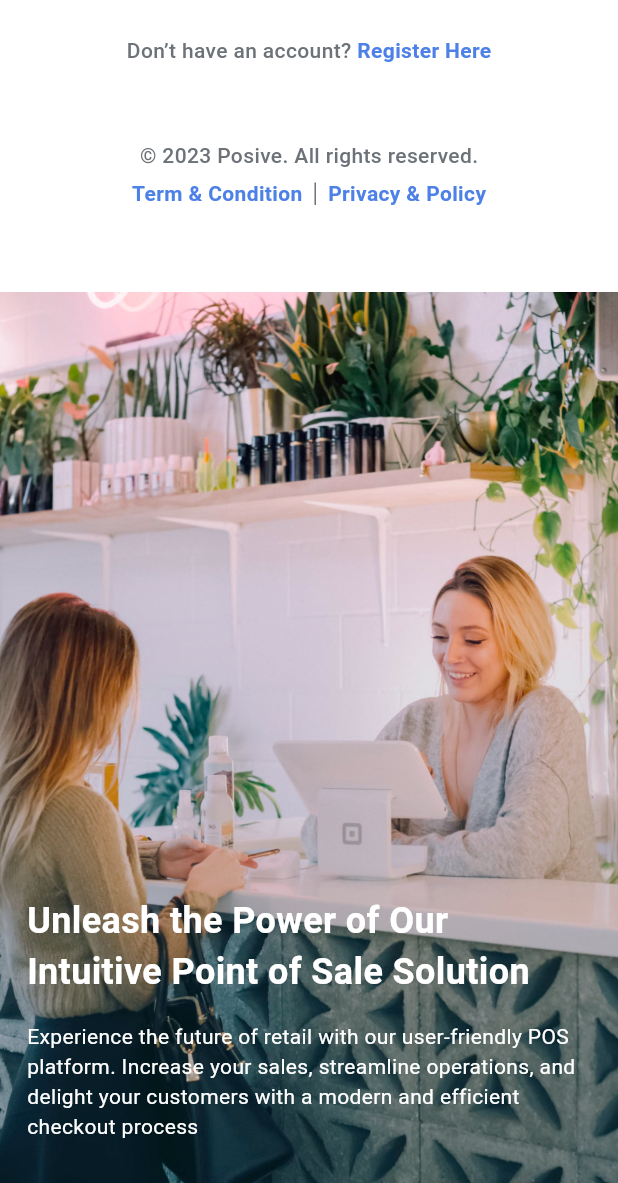
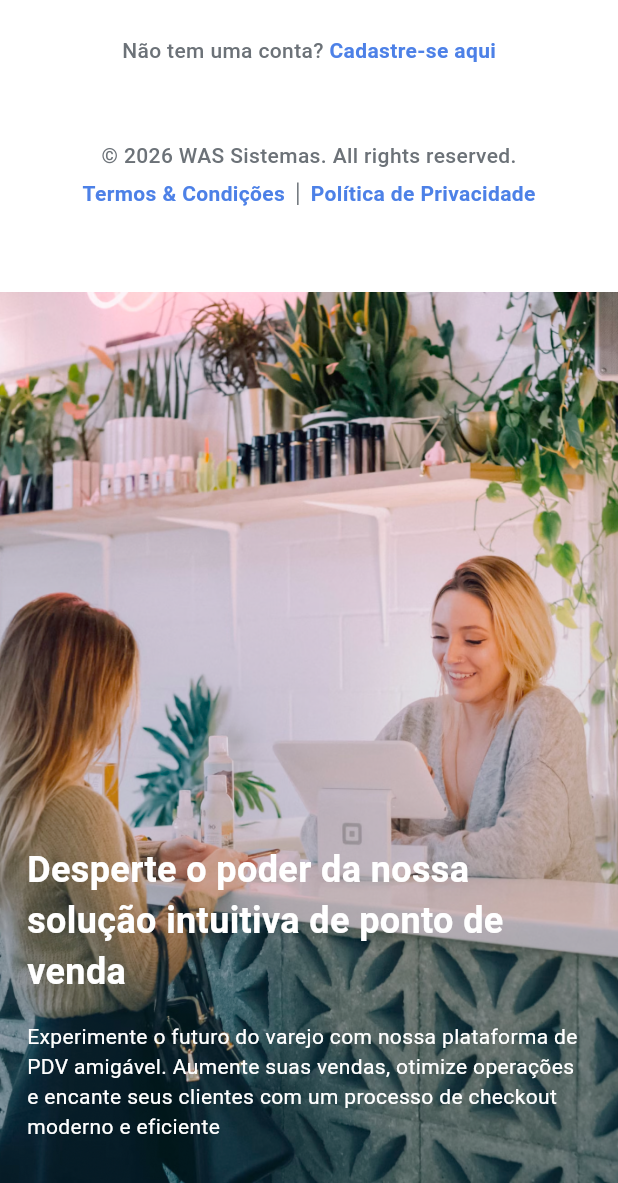
Before and after one commit to wellingtonasilva/tasko-mobile, a Flutter app: the screen it shows after launch, scrolled down 629 dp, on a phone screen of 412 x 824 dp, the part 53-1236 px from its top. Run offline on Flutter 3.47's test engine with Material 3 defaults, Android fonts, the phone set to English and light mode, and no system bars; drawn by our look-alikes of auto_size_text; our stand-ins replace dropdown_button2, fl_chart, flutter_dotenv, flutter_riverpod, font_awesome_flutter, go_router and 1 more; accounts and stored records are empty; Roboto replaces fonts that are missing (Manrope).

Commit message:
Inicio implmenetação do Login

```diff
--- a/lib/ui/feature/autenticacao/alterar_senha/create_new_password_v3_mobile_screen.dart
+++ b/lib/ui/feature/autenticacao/alterar_senha/create_new_password_v3_mobile_screen.dart
@@ -54,7 +54,7 @@ class CreateNewPasswordV3MobileScreen extends StatelessWidget {
                           Align(
                             alignment: Alignment.topLeft,
                             child: Text(
-                              'Create new password',
+                              'Criar nova senha',
                               style: kTestStyleBoldText24,
                             ),
                           ),
@@ -62,7 +62,7 @@ class CreateNewPasswordV3MobileScreen extends StatelessWidget {
                           Align(
                             alignment: Alignment.topLeft,
                             child: Text(
-                              'Let\'s create a new and more secure password',
+                              'Vamos criar uma nova senha mais segura',
                               style: kTestStyleMediumText14.copyWith(
                                 color: kColorStyleSecondinaryLight400,
                               ),
@@ -80,7 +80,7 @@ class CreateNewPasswordV3MobileScreen extends StatelessWidget {
                           ),
                           SizedBox(height: 24),
                           CustomButton(
-                            label: 'Continue',
+                            label: 'Continuar',
                             options: CustomButtonOptions(
                               color:
                                   kColorStylePrimaryNeutralPaletteDarkDefault,
@@ -118,7 +118,7 @@ class CreateNewPasswordV3MobileScreen extends StatelessWidget {
                             child: Column(
                               children: [
                                 Text(
-                                  '© 2023 Posive. All rights reserved.',
+                                  '© 2026 WAS Sistemas. All rights reserved.',
                                   style: kTestStyleMediumText14.copyWith(
                                     color: kColorStyleSecondinaryLight400,
                                   ),
@@ -130,7 +130,7 @@ class CreateNewPasswordV3MobileScreen extends StatelessWidget {
                             mainAxisAlignment: MainAxisAlignment.center,
                             children: [
                               Text(
-                                'Term & Condition',
+                                'Termos & Condições',
                                 style: kTestStyleBoldText14.copyWith(
                                   color: kColorStyleInformationDarkDefault,
                                 ),
@@ -145,7 +145,7 @@ class CreateNewPasswordV3MobileScreen extends StatelessWidget {
                                 ),
                               ),
                               Text(
-                                'Privacy & Policy',
+                                'Política de Privacidade',
                                 style: kTestStyleBoldText14.copyWith(
                                   color: kColorStyleInformationDarkDefault,
                                 ),
--- a/lib/ui/feature/autenticacao/alterar_senha/reset_password_success_v3_smartphone_screen.dart
+++ b/lib/ui/feature/autenticacao/alterar_senha/reset_password_success_v3_smartphone_screen.dart
@@ -51,7 +51,7 @@ class ResetPasswordSuccessV3SmartphoneScreen extends StatelessWidget {
                           Align(
                             alignment: Alignment.topLeft,
                             child: Text(
-                              'Reset password succesful',
+                              'Senha redefinida com sucesso',
                               style: kTestStyleBoldText24,
                             ),
                           ),
@@ -59,7 +59,7 @@ class ResetPasswordSuccessV3SmartphoneScreen extends StatelessWidget {
                           Align(
                             alignment: Alignment.topLeft,
                             child: Text(
-                              'Successfully changed password. you can enter the main page',
+                              'Senha alterada com sucesso. Você pode acessar a página principal',
                               style: kTestStyleMediumText14.copyWith(
                                 color: kColorStyleSecondinaryLight400,
                               ),
@@ -67,7 +67,7 @@ class ResetPasswordSuccessV3SmartphoneScreen extends StatelessWidget {
                           ),
                           SizedBox(height: 24),
                           CustomButton(
-                            label: 'Go to home',
+                            label: 'Ir para o início',
                             options: CustomButtonOptions(
                               color:
                                   kColorStylePrimaryNeutralPaletteDarkDefault,
@@ -105,7 +105,7 @@ class ResetPasswordSuccessV3SmartphoneScreen extends StatelessWidget {
                             child: Column(
                               children: [
                                 Text(
-                                  '© 2023 Posive. All rights reserved.',
+                                  '© 2026 WAS Sistemas. All rights reserved.',
                                   style: kTestStyleMediumText14.copyWith(
                                     color: kColorStyleSecondinaryLight400,
                                   ),
@@ -117,7 +117,7 @@ class ResetPasswordSuccessV3SmartphoneScreen extends StatelessWidget {
                             mainAxisAlignment: MainAxisAlignment.center,
                             children: [
                               Text(
-                                'Term & Condition',
+                                'Termos & Condições',
                                 style: kTestStyleBoldText14.copyWith(
                                   color: kColorStyleInformationDarkDefault,
                                 ),
@@ -132,7 +132,7 @@ class ResetPasswordSuccessV3SmartphoneScreen extends StatelessWidget {
                                 ),
                               ),
                               Text(
-                                'Privacy & Policy',
+                                'Política de Privacidade',
                                 style: kTestStyleBoldText14.copyWith(
                                   color: kColorStyleInformationDarkDefault,
                                 ),
--- a/lib/ui/feature/autenticacao/ciar_conta/register_v3_smartphone_screen.dart
+++ b/lib/ui/feature/autenticacao/ciar_conta/register_v3_smartphone_screen.dart
@@ -54,7 +54,7 @@ class RegisterV3SmartphoneScreen extends StatelessWidget {
                           Align(
                             alignment: Alignment.topLeft,
                             child: Text(
-                              'Register',
+                              'Cadastrar',
                               style: kTestStyleBoldText32,
                             ),
                           ),
@@ -62,7 +62,7 @@ class RegisterV3SmartphoneScreen extends StatelessWidget {
                           Align(
                             alignment: Alignment.topLeft,
                             child: Text(
-                              'Let’s create new account',
+                              'Vamos criar uma nova conta',
                               style: kTestStyleMediumText14.copyWith(
                                 color: kColorStyleSecondinaryLight400,
                               ),
@@ -95,7 +95,7 @@ class RegisterV3SmartphoneScreen extends StatelessWidget {
                           ),
                           SizedBox(height: 24),
                           CustomButton(
-                            label: 'Register',
+                            label: 'Cadastrar',
                             options: CustomButtonOptions(
                               color:
                                   kColorStylePrimaryNeutralPaletteDarkDefault,
@@ -147,7 +147,7 @@ class RegisterV3SmartphoneScreen extends StatelessWidget {
                               Row(
                                 children: [
                                   Text(
-                                    'Already have an account? ',
+                                    'Já tem uma conta? ',
                                     style: kTestStyleMediumText14.copyWith(
                                       color: kColorStyleSecondinaryLight400,
                                     ),
@@ -155,7 +155,7 @@ class RegisterV3SmartphoneScreen extends StatelessWidget {
                                 ],
                               ),
                               Text(
-                                'Login Here',
+                                'Entrar',
                                 style: kTestStyleBoldText14.copyWith(
                                   color: kColorStyleInformationDarkDefault,
                                 ),
@@ -167,7 +167,7 @@ class RegisterV3SmartphoneScreen extends StatelessWidget {
                             child: Column(
                               children: [
                                 Text(
-                                  '© 2023 Posive. All rights reserved.',
+                                  '© 2026 WAS Sistemas. All rights reserved.',
                                   style: kTestStyleMediumText14.copyWith(
                                     color: kColorStyleSecondinaryLight400,
                                   ),
@@ -179,7 +179,7 @@ class RegisterV3SmartphoneScreen extends StatelessWidget {
                             mainAxisAlignment: MainAxisAlignment.center,
                             children: [
                               Text(
-                                'Term & Condition',
+                                'Termos & Condições',
                                 style: kTestStyleBoldText14.copyWith(
                                   color: kColorStyleInformationDarkDefault,
                                 ),
@@ -194,7 +194,7 @@ class RegisterV3SmartphoneScreen extends StatelessWidget {
                                 ),
                               ),
                               Text(
-                                'Privacy & Policy',
+                                'Política de Privacidade',
                                 style: kTestStyleBoldText14.copyWith(
                                   color: kColorStyleInformationDarkDefault,
                                 ),
--- a/lib/ui/feature/autenticacao/login/login_v3_mobile_screen.dart
+++ b/lib/ui/feature/autenticacao/login/login_v3_mobile_screen.dart
@@ -43,7 +43,7 @@ class LoginV3MobileScreen extends StatelessWidget {
                       Align(
                         alignment: Alignment.topLeft,
                         child: Text(
-                          'Let’s login into your account first',
+                          'Vamos fazer login na sua conta primeiro',
                           style: kTestStyleMediumText14.copyWith(
                             color: kColorStyleSecondinaryLight400,
                           ),
@@ -51,12 +51,12 @@ class LoginV3MobileScreen extends StatelessWidget {
                       ),
                       SizedBox(height: 30),
                       CustomTextFormField(
-                        labelText: 'E-mail',
+                        labelText: 'Usuário ou Email',
                         autofillHints: [AutofillHints.email],
                       ),
                       SizedBox(height: 10),
                       CustomTextFormField(
-                        labelText: 'Password',
+                        labelText: 'Senha',
                         autofillHints: [AutofillHints.password],
                       ),
                       SizedBox(height: 22),
@@ -68,7 +68,7 @@ class LoginV3MobileScreen extends StatelessWidget {
                             children: [
                               Checkbox(value: false, onChanged: (value) {}),
                               Text(
-                                'Remember me',
+                                'Lembrar-me',
                                 style: kTestStyleMediumText14.copyWith(
                                   color: kColorStyleSecondinaryLight400,
                                 ),
@@ -80,7 +80,7 @@ class LoginV3MobileScreen extends StatelessWidget {
                               context.pushNamed<bool>('criar-password');
                             },
                             child: Text(
-                              'Forgot Password',
+                              'Esqueceu a senha?',
                               style: kTestStyleBoldText14.copyWith(
                                 color: kColorStyleInformationDarkDefault,
                               ),
@@ -201,7 +201,7 @@ class LoginV3MobileScreen extends StatelessWidget {
                           Row(
                             children: [
                               Text(
-                                'Don’t have an account? ',
+                                'Não tem uma conta? ',
                                 style: kTestStyleMediumText14.copyWith(
                                   color: kColorStyleSecondinaryLight400,
                                 ),
@@ -214,7 +214,7 @@ class LoginV3MobileScreen extends StatelessWidget {
                               context.go('/login/criar-conta');
                             },
                             child: Text(
-                              'Register Here',
+                              'Cadastre-se aqui',
                               style: kTestStyleBoldText14.copyWith(
                                 color: kColorStyleInformationDarkDefault,
                               ),
@@ -227,7 +227,7 @@ class LoginV3MobileScreen extends StatelessWidget {
                         child: Column(
                           children: [
                             Text(
-                              '© 2023 Posive. All rights reserved.',
+                              '© 2026 WAS Sistemas. All rights reserved.',
                               style: kTestStyleMediumText14.copyWith(
                                 color: kColorStyleSecondinaryLight400,
                               ),
@@ -239,7 +239,7 @@ class LoginV3MobileScreen extends StatelessWidget {
                         mainAxisAlignment: MainAxisAlignment.center,
                         children: [
                           Text(
-                            'Term & Condition',
+                            'Termos & Condições',
                             style: kTestStyleBoldText14.copyWith(
                               color: kColorStyleInformationDarkDefault,
                             ),
@@ -254,7 +254,7 @@ class LoginV3MobileScreen extends StatelessWidget {
                             ),
                           ),
                           Text(
-                            'Privacy & Policy',
+                            'Política de Privacidade',
                             style: kTestStyleBoldText14.copyWith(
                               color: kColorStyleInformationDarkDefault,
                             ),
@@ -286,7 +286,7 @@ class LoginV3MobileScreen extends StatelessWidget {
                               Padding(
                                 padding: const EdgeInsets.all(8.0),
                                 child: Text(
-                                  'Unleash the Power of Our Intuitive Point of Sale Solution',
+                                  'Desperte o poder da nossa solução intuitiva de ponto de venda',
                                   style: kTestStyleBoldText24.copyWith(
                                     color: Colors.white,
                                   ),
@@ -295,7 +295,7 @@ class LoginV3MobileScreen extends StatelessWidget {
                               Padding(
                                 padding: const EdgeInsets.all(8.0),
                                 child: Text(
-                                  'Experience the future of retail with our user-friendly POS platform. Increase your sales, streamline operations, and delight your customers with a modern and efficient checkout process',
+                                  'Experimente o futuro do varejo com nossa plataforma de PDV amigável. Aumente suas vendas, otimize operações e encante seus clientes com um processo de checkout moderno e eficiente',
                                   style: kTestStyleRegularText14.copyWith(
                                     color: Colors.white,
                                   ),
--- a/pubspec.yaml
+++ b/pubspec.yaml
@@ -16,7 +16,7 @@ publish_to: 'none' # Remove this line if you wish to publish to pub.dev
 # https://developer.apple.com/library/archive/documentation/General/Reference/InfoPlistKeyReference/Articles/CoreFoundationKeys.html
 # In Windows, build-name is used as the major, minor, and patch parts
 # of the product and file versions while build-number is used as the build suffix.
-version: 1.0.0+1
+version: 1.0.0+2
 
 environment:
   sdk: ^3.10.3
```
Also changed, not shown: 6 other files.
